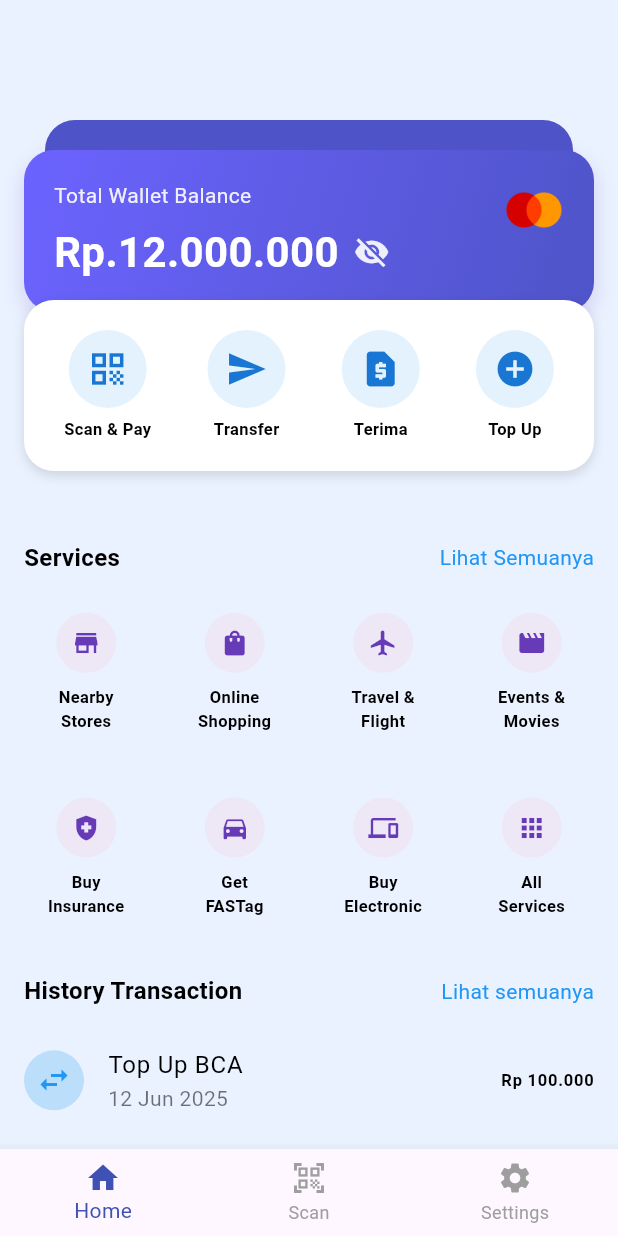
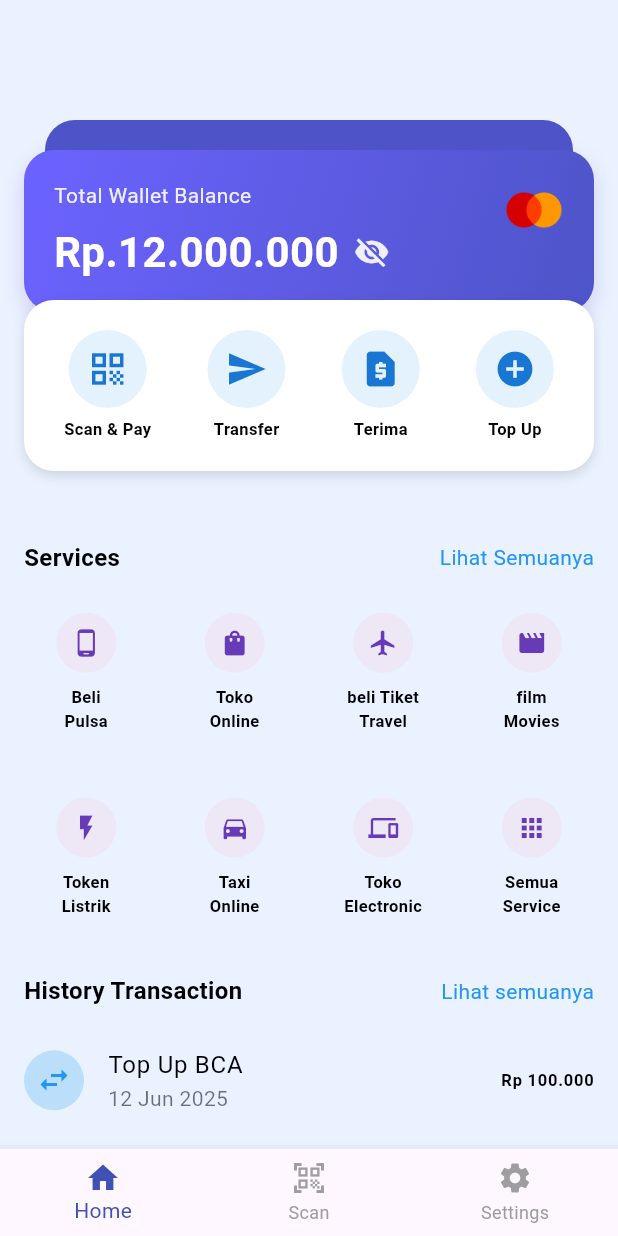
Before and after one commit to Ferdiansyah42/uas_sm4, a Flutter app: the screen it shows after launch, on a phone screen of 412 x 824 dp. Run offline on Flutter 3.47's test engine with Material 3 defaults, Android fonts, the light colour scheme and no system bars.

Commit message:
mengubah icon dan nama

```diff
--- a/lib/pages/home_page.dart
+++ b/lib/pages/home_page.dart
@@ -15,25 +15,25 @@ class _HomePageState extends State<HomePage> {
   int? selectedServiceIndex;
 
   final icons = [
-    Icons.store,
+    Icons.phone_android,
     Icons.shopping_bag,
     Icons.flight,
     Icons.movie,
-    Icons.health_and_safety,
+    Icons.flash_on,
     Icons.directions_car,
     Icons.devices,
     Icons.apps,
   ];
 
   final labels = [
-    'Nearby\nStores',
-    'Online\nShopping',
-    'Travel &\nFlight',
-    'Events &\nMovies',
-    'Buy\nInsurance',
-    'Get\nFASTag',
-    'Buy\nElectronic',
-    'All\nServices',
+    'Beli\nPulsa',
+    'Toko\nOnline',
+    'beli Tiket\nTravel',
+    'film \nMovies',
+    'Token\nListrik',
+    'Taxi\nOnline',
+    'Toko\nElectronic',
+    'Semua\nService',
   ];
 
   @override
```
